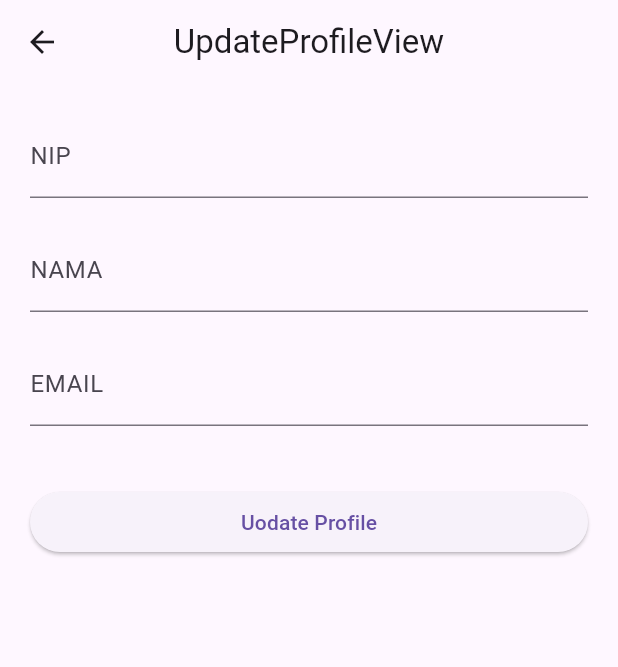
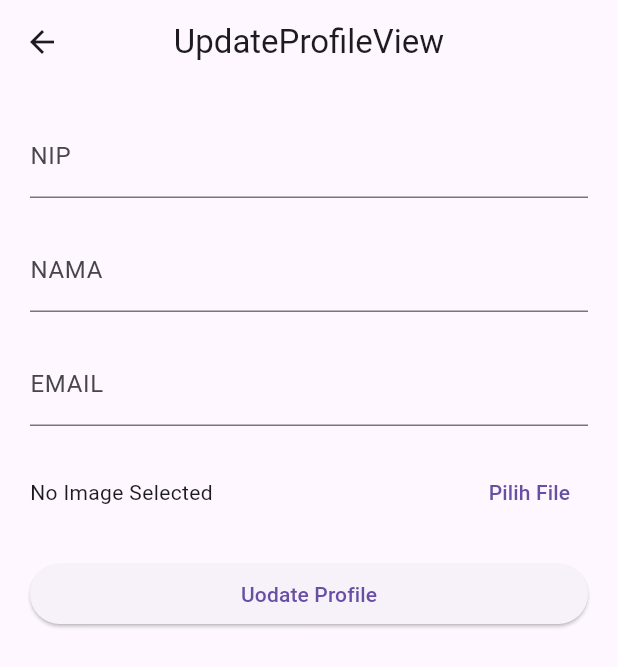
Before and after one commit to faizikhsan123/presence-App-integrate-geolocator-Getx, a Flutter app: the ProfileView screen opened by its route, after a tap on "Update Profile", on a phone screen of 412 x 824 dp. Shown: the top 667 px of the screen. Run offline on Flutter 3.47's test engine with Material 3 defaults, Android fonts, the phone set to English and light mode, and no system bars; our stand-ins replace cloud_firestore, firebase_auth, firebase_core, get, image_picker; accounts and stored records are empty; network calls fail.

Commit message:
add image picker

```diff
--- a/lib/app/modules/update_profile/controllers/update_profile_controller.dart
+++ b/lib/app/modules/update_profile/controllers/update_profile_controller.dart
@@ -1,13 +1,40 @@
+import 'dart:math';
+
 import 'package:cloud_firestore/cloud_firestore.dart';
 import 'package:firebase_auth/firebase_auth.dart';
 import 'package:flutter/widgets.dart';
 import 'package:get/get.dart';
 import 'package:flutter/material.dart';
+import 'package:image_picker/image_picker.dart';
 
 class UpdateProfileController extends GetxController {
   late TextEditingController nipC;
   late TextEditingController namaC;
   late TextEditingController emailC;
+  late ImagePicker imagePicker = ImagePicker(); //import image picker
+
+  XFile? pickedImage; //untuk menampung gambar
+
+  void selectImage() async {
+    try {
+      final image = await imagePicker.pickImage(source: ImageSource.gallery);
+      if (image != null) {
+        //ketika user memilih gambar
+        pickedImage = image;
+
+      }
+      update(); //untuk memperbarui karena pakai get buildeedr
+    } catch (e) { //kalo user klik cancel pada pemilihan gamabar
+      print(e);
+      pickedImage = null;
+      update();
+    }
+  }
+
+  void deleteImage(){
+    pickedImage = null;
+    update();
+  }
 
   RxBool isLoading = false.obs;
 
@@ -30,12 +57,9 @@ class UpdateProfileController extends GetxController {
     }
     try {
       isLoading.value = true;
-      String uid = auth.currentUser!.uid; //ambil uid yg login
+      String uid = auth.currentUser!.uid;
       CollectionReference pegawai = firestore.collection('pegawai');
-      await pegawai.doc(uid).update({
-        //update data collection pegawai yg doc nya itu uid yg sekarang
-        'nama': nama,
-      });
+      await pegawai.doc(uid).update({'nama': nama});
 
       Get.defaultDialog(
         title: 'Berhasil',
--- a/lib/app/modules/update_profile/views/update_profile_view.dart
+++ b/lib/app/modules/update_profile/views/update_profile_view.dart
@@ -1,3 +1,5 @@
+import 'dart:io';
+
 import 'package:flutter/material.dart';
 
 import 'package:get/get.dart';
@@ -5,7 +7,7 @@ import 'package:get/get.dart';
 import '../controllers/update_profile_controller.dart';
 
 class UpdateProfileView extends GetView<UpdateProfileController> {
-  var tangkapArgumen = Get.arguments; //ambil data dari halaman sebelumnya(argument)
+  var tangkapArgumen = Get.arguments;
 
   @override
   Widget build(BuildContext context) {
@@ -23,7 +25,7 @@ class UpdateProfileView extends GetView<UpdateProfileController> {
             decoration: InputDecoration(labelText: "NIP"),
           ),
           SizedBox(height: 20),
-          TextField( //hanya nama yang bisa diupdate
+          TextField(
             controller: controller.namaC,
             decoration: InputDecoration(labelText: "NAMA"),
           ),
@@ -34,12 +36,107 @@ class UpdateProfileView extends GetView<UpdateProfileController> {
             decoration: InputDecoration(labelText: "EMAIL"),
           ),
           SizedBox(height: 20),
+          Column(
+            children: [
+              Row(
+                mainAxisAlignment: MainAxisAlignment.spaceBetween,
+                children: [
+                GetBuilder<UpdateProfileController>(
+                    //get buildedr ini memperbarui tampilan seperti obx namun karena XFile tidak ada rx (tidak bisa di obs) maka pakai GetBuilder. dan mharus dikasi tipe controller
+                    builder: (controller) => controller.pickedImage != null //jika ada gmabar yg dipilih
+                        ? Column(
+                            children: [
+                              Container(
+                                height: 100,
+                                width: 100,
+                                child: Stack(
+                                  children: [
+                                    Container(
+                                      width: 100,
+                                      height: 100,
+                                      decoration: BoxDecoration(
+                                        borderRadius: BorderRadius.circular(
+                                          100,
+                                        ),
+                                        border: Border.all(
+                                          color: Colors.grey.shade300,
+                                          width: 2,
+                                        ),
+                                      ),
+                                      child: ClipRRect(
+                                        borderRadius: BorderRadius.circular(
+                                          100,
+                                        ),
+                                        child: Image.file(
+                                         // image file menampilkan gambar dari file memalui path gambar yg dipilih
+                                          File(controller.pickedImage!.path),
+                                          fit: BoxFit.cover,
+                                        )
+                                      ),
+                                    ),
+                                    Positioned(
+                                      //widget position untuk atur poisi dari parent seccara manual
+                                      top: 0,
+                                      right: 0,
+                                      child: Container(
+                                        decoration: BoxDecoration(
+                                          color: Colors.black54,
+                                          shape: BoxShape.circle,
+                                        ),
+                                        child: IconButton(
+                                          onPressed: () {
+                                            controller
+                                                .deleteImage(); //untuk menghapus gambar
+                                          },
+                                          icon: Icon(
+                                            Icons.delete,
+                                            color: Colors.white,
+                                            size: 18,
+                                          ),
+                                        ),
+                                      ),
+                                    ),
+                                    // tombol upload dipindah ke bawah biar tidak nutup gambar
+                                    Positioned(
+                                      bottom: 0,
+                                      left: 0,
+                                      right: 0,
+                                      child: Container(
+                                        color: Colors.black45,
+                                        height: 30,
+                                        child: TextButton(
+                                          onPressed: () {},
+                                          child: FittedBox(
+                                            child: Text(
+                                              "upload Image",
+                                              style: TextStyle(
+                                                color: Colors.white,
+                                              ),
+                                            ),
+                                          ),
+                                        ),
+                                      ),
+                                    ),
+                                  ],
+                                ),
+                              ),
+                            ],
+                          )
+                        : Text("No Image Selected"),
+                  ),
+
+                  TextButton(onPressed: () {
+                    controller.selectImage(); //untuk memilih gambar
+                  }, child: Text("Pilih File")),
+                ],
+              ),
+            ],
+          ),
           SizedBox(height: 20),
           Obx(
             () => ElevatedButton(
               onPressed: () async {
                 if (controller.isLoading.value == false) {
-                  //hanya jalankan ketika isLoading false
                   await controller.updateProfile(
                     controller.emailC.text,
                     controller.nipC.text,
--- a/pubspec.yaml
+++ b/pubspec.yaml
@@ -11,6 +11,7 @@ dependencies:
   firebase_core: 4.4.0
   cloud_firestore: 6.1.2
   firebase_auth: 6.1.4
+  image_picker: 1.2.1
   flutter:
     sdk: flutter
 
```
Also changed, not shown: pubspec.lock, 5 other files.
